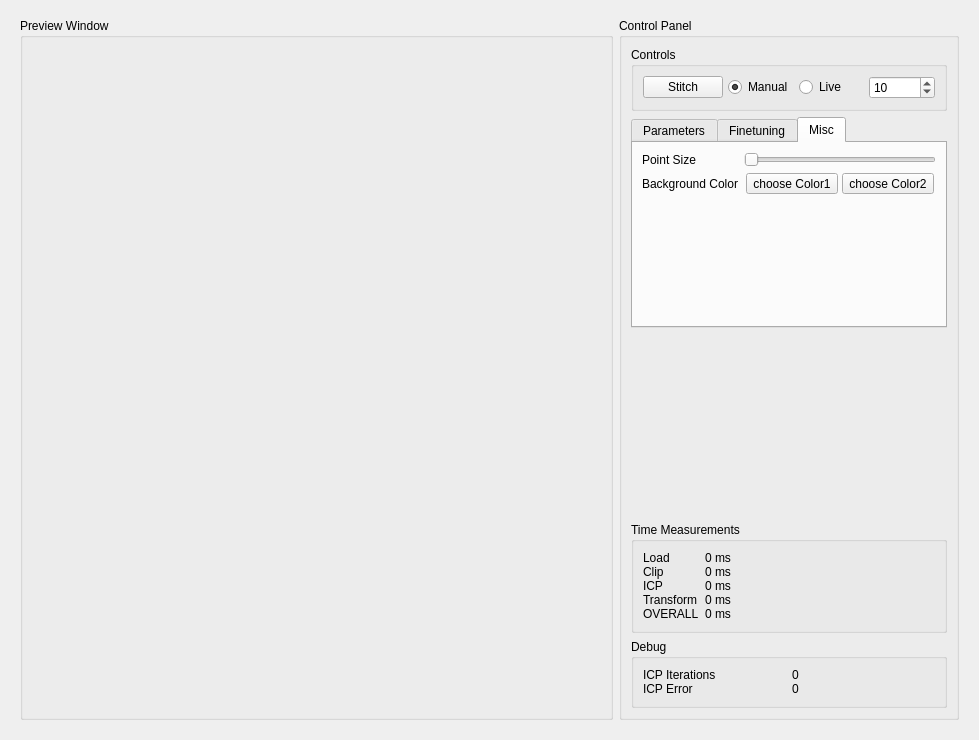
Qt form master/seminar/FastStitching/FastStitchingWidget.ui (anygo/uniprojectsdn) before a commit.
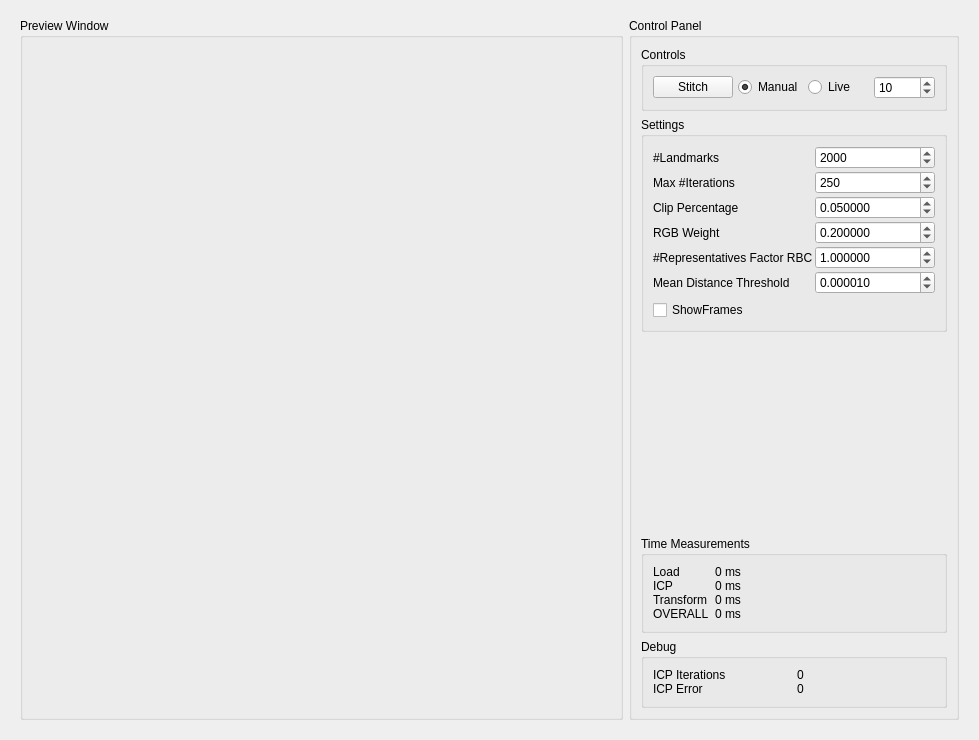
The same form after that commit. The open tabs and pages were chosen to show the change. Custom widgets are drawn as their Qt base class.

Commit message: += Clipping and stubs to implement color. Only need to modify FastStitchingPlugin.cxx and change the CUDARangeToWorld and CUDAExtractLandmarks. Look for "TODO" s when continuing to implement color...

What changed in the file:
```diff
--- a/master/seminar/FastStitching/FastStitchingWidget.ui
+++ b/master/seminar/FastStitching/FastStitchingWidget.ui
@@ -58,7 +58,7 @@
        <widget class="QGroupBox" name="groupBox_2">
         <property name="minimumSize">
          <size>
-          <width>340</width>
+          <width>330</width>
           <height>0</height>
          </size>
         </property>
@@ -144,91 +144,24 @@
           </widget>
          </item>
          <item>
-          <widget class="QTabWidget" name="tabWidget">
-           <property name="sizePolicy">
-            <sizepolicy hsizetype="Preferred" vsizetype="Preferred">
-             <horstretch>0</horstretch>
-             <verstretch>0</verstretch>
-            </sizepolicy>
+          <widget class="QGroupBox" name="groupBox_3">
+           <property name="title">
+            <string>Settings</string>
            </property>
-           <property name="currentIndex">
-            <number>0</number>
-           </property>
-           <widget class="QWidget" name="tab">
-            <attribute name="title">
-             <string>Parameters</string>
-            </attribute>
-            <layout class="QVBoxLayout" name="verticalLayout_5">
+           <layout class="QVBoxLayout" name="verticalLayout">
              <item>
-              <layout class="QGridLayout" name="gridLayout_6">
+             <layout class="QGridLayout" name="gridLayout_5">
                <property name="spacing">
                 <number>2</number>
                </property>
-               <item row="0" column="0">
-                <widget class="QLabel" name="label_2">
-                 <property name="text">
-                  <string>#Landmarks</string>
-                 </property>
-                </widget>
-               </item>
-               <item row="0" column="1">
-                <widget class="QSpinBox" name="m_SpinBoxLandmarks">
-                 <property name="minimum">
-                  <number>10</number>
-                 </property>
-                 <property name="maximum">
-                  <number>65536</number>
-                 </property>
-                 <property name="singleStep">
-                  <number>500</number>
-                 </property>
-                 <property name="value">
-                  <number>2000</number>
-                 </property>
-                </widget>
-               </item>
-              </layout>
-             </item>
-             <item>
-              <widget class="QCheckBox" name="m_CheckBoxShowFrames">
-               <property name="text">
-                <string>ShowFrames</string>
-               </property>
-              </widget>
-             </item>
-             <item>
-              <spacer name="verticalSpacer">
-               <property name="orientation">
-                <enum>Qt::Vertical</enum>
-               </property>
-               <property name="sizeHint" stdset="0">
-                <size>
-                 <width>20</width>
-                 <height>40</height>
-                </size>
-               </property>
-              </spacer>
-             </item>
-            </layout>
-           </widget>
-           <widget class="QWidget" name="tab_3">
-            <attribute name="title">
-             <string>Finetuning</string>
-            </attribute>
-            <layout class="QHBoxLayout" name="horizontalLayout_2">
-             <item>
-              <layout class="QGridLayout" name="gridLayout">
-               <property name="spacing">
-                <number>2</number>
-               </property>
-               <item row="0" column="0">
-                <widget class="QLabel" name="label_3">
+              <item row="1" column="0">
+               <widget class="QLabel" name="label_8">
                  <property name="text">
                   <string>Max #Iterations</string>
                  </property>
                 </widget>
                </item>
-               <item row="0" column="1">
+              <item row="1" column="1">
                 <widget class="QSpinBox" name="m_SpinBoxMaxIterations">
                  <property name="minimum">
                   <number>1</number>
@@ -244,21 +177,21 @@
                  </property>
                 </widget>
                </item>
-               <item row="1" column="0">
-                <widget class="QLabel" name="label_7">
+              <item row="2" column="0">
+               <widget class="QLabel" name="label_9">
                  <property name="text">
                   <string>Clip Percentage</string>
                  </property>
                 </widget>
                </item>
-               <item row="2" column="0">
-                <widget class="QLabel" name="label_11">
+              <item row="3" column="0">
+               <widget class="QLabel" name="label_12">
                  <property name="text">
                   <string>RGB Weight</string>
                  </property>
                 </widget>
                </item>
-               <item row="2" column="1">
+              <item row="3" column="1">
                 <widget class="QDoubleSpinBox" name="m_DoubleSpinBoxRGBWeight">
                  <property name="decimals">
                   <number>6</number>
@@ -277,8 +210,8 @@
                  </property>
                 </widget>
                </item>
-               <item row="3" column="0">
-                <widget class="QLabel" name="label_18">
+              <item row="4" column="0">
+               <widget class="QLabel" name="label_19">
                  <property name="toolTip">
                   <string>only for RBC</string>
                  </property>
@@ -287,7 +220,7 @@
                  </property>
                 </widget>
                </item>
-               <item row="3" column="1">
+              <item row="4" column="1">
                 <widget class="QDoubleSpinBox" name="m_DoubleSpinBoxNrOfRepsFactor">
                  <property name="decimals">
                   <number>6</number>
@@ -306,7 +239,7 @@
                  </property>
                 </widget>
                </item>
-               <item row="1" column="1">
+              <item row="2" column="1">
                 <widget class="QDoubleSpinBox" name="m_DoubleSpinBoxClipPercentage">
                  <property name="decimals">
                   <number>6</number>
@@ -326,19 +259,6 @@
                 </widget>
                </item>
                <item row="5" column="1">
-                <spacer name="verticalSpacer_4">
-                 <property name="orientation">
-                  <enum>Qt::Vertical</enum>
-                 </property>
-                 <property name="sizeHint" stdset="0">
-                  <size>
-                   <width>20</width>
-                   <height>40</height>
-                  </size>
-                 </property>
-                </spacer>
-               </item>
-               <item row="4" column="1">
                 <widget class="QDoubleSpinBox" name="m_DoubleSpinBoxMaxRMS">
                  <property name="frame">
                   <bool>true</bool>
@@ -366,139 +286,46 @@
                  </property>
                 </widget>
                </item>
-               <item row="4" column="0">
-                <widget class="QLabel" name="label_6">
-                 <property name="text">
-                  <string>Mean Distance Threshold</string>
-                 </property>
-                </widget>
-               </item>
-              </layout>
-             </item>
-            </layout>
-           </widget>
-           <widget class="QWidget" name="tab_2">
-            <attribute name="title">
-             <string>Misc</string>
-            </attribute>
-            <layout class="QGridLayout" name="gridLayout_3">
-             <item row="2" column="1">
-              <spacer name="verticalSpacer_2">
-               <property name="orientation">
-                <enum>Qt::Vertical</enum>
-               </property>
-               <property name="sizeHint" stdset="0">
-                <size>
-                 <width>20</width>
-                 <height>40</height>
-                </size>
-               </property>
-              </spacer>
-             </item>
-             <item row="0" column="1">
-              <widget class="QSlider" name="m_HorizontalSliderPointSize">
-               <property name="minimum">
-                <number>1</number>
-               </property>
-               <property name="maximum">
-                <number>25</number>
-               </property>
-               <property name="pageStep">
-                <number>5</number>
-               </property>
-               <property name="orientation">
-                <enum>Qt::Horizontal</enum>
-               </property>
-               <property name="tickPosition">
-                <enum>QSlider::NoTicks</enum>
-               </property>
-              </widget>
-             </item>
-             <item row="1" column="1">
-              <layout class="QHBoxLayout" name="horizontalLayout">
-               <property name="spacing">
-                <number>2</number>
-               </property>
-               <item>
-                <widget class="QToolButton" name="m_ToolButtonChooseBackgroundColor1">
-                 <property name="text">
-                  <string>choose Color1</string>
-                 </property>
-                 <property name="checkable">
-                  <bool>false</bool>
-                 </property>
-                 <property name="checked">
-                  <bool>false</bool>
-                 </property>
-                 <property name="autoRepeat">
-                  <bool>false</bool>
-                 </property>
-                 <property name="autoExclusive">
-                  <bool>false</bool>
-                 </property>
-                 <property name="popupMode">
-                  <enum>QToolButton::DelayedPopup</enum>
-                 </property>
-                 <property name="toolButtonStyle">
-                  <enum>Qt::ToolButtonIconOnly</enum>
-                 </property>
-                 <property name="autoRaise">
-                  <bool>false</bool>
-                 </property>
-                 <property name="arrowType">
-                  <enum>Qt::NoArrow</enum>
-                 </property>
-                </widget>
-               </item>
-               <item>
-                <widget class="QToolButton" name="m_ToolButtonChooseBackgroundColor2">
-                 <property name="text">
-                  <string>choose Color2</string>
-                 </property>
-                 <property name="checkable">
-                  <bool>false</bool>
-                 </property>
-                 <property name="checked">
-                  <bool>false</bool>
-                 </property>
-                 <property name="autoRepeat">
-                  <bool>false</bool>
-                 </property>
-                 <property name="autoExclusive">
-                  <bool>false</bool>
-                 </property>
-                 <property name="popupMode">
-                  <enum>QToolButton::DelayedPopup</enum>
-                 </property>
-                 <property name="toolButtonStyle">
-                  <enum>Qt::ToolButtonIconOnly</enum>
-                 </property>
-                 <property name="autoRaise">
-                  <bool>false</bool>
-                 </property>
-                 <property name="arrowType">
-                  <enum>Qt::NoArrow</enum>
-                 </property>
-                </widget>
-               </item>
-              </layout>
-             </item>
-             <item row="0" column="0">
+              <item row="5" column="0">
               <widget class="QLabel" name="label_10">
                <property name="text">
-                <string>Point Size</string>
+                 <string>Mean Distance Threshold</string>
                </property>
               </widget>
              </item>
-             <item row="1" column="0">
-              <widget class="QLabel" name="label_12">
+              <item row="0" column="1">
+               <widget class="QSpinBox" name="m_SpinBoxLandmarks">
+                <property name="minimum">
+                 <number>10</number>
+                </property>
+                <property name="maximum">
+                 <number>65536</number>
+                </property>
+                <property name="singleStep">
+                 <number>500</number>
+                </property>
+                <property name="value">
+                 <number>2000</number>
+                </property>
+               </widget>
+              </item>
+              <item row="0" column="0">
+               <widget class="QLabel" name="label_2">
                <property name="text">
-                <string>Background Color</string>
+                 <string>#Landmarks</string>
                </property>
               </widget>
              </item>
             </layout>
-           </widget>
+            </item>
+            <item>
+             <widget class="QCheckBox" name="m_CheckBoxShowFrames">
+              <property name="text">
+               <string>ShowFrames</string>
+              </property>
+             </widget>
+            </item>
+           </layout>
           </widget>
          </item>
          <item>
@@ -523,7 +350,7 @@
             <property name="verticalSpacing">
              <number>0</number>
             </property>
-            <item row="3" column="0">
+            <item row="2" column="0">
              <widget class="QLabel" name="label_21">
               <property name="text">
                <string>Transform</string>
@@ -538,13 +365,6 @@
              </widget>
             </item>
             <item row="1" column="0">
-             <widget class="QLabel" name="label_24">
-              <property name="text">
-               <string>Clip</string>
-              </property>
-             </widget>
-            </item>
-            <item row="2" column="0">
              <widget class="QLabel" name="label_22">
               <property name="text">
                <string>ICP</string>
@@ -568,16 +388,6 @@
              </widget>
             </item>
             <item row="1" column="1">
-             <widget class="QLabel" name="m_LabelTimeClip">
-              <property name="frameShadow">
-               <enum>QFrame::Plain</enum>
-              </property>
-              <property name="text">
-               <string>0 ms</string>
-              </property>
-             </widget>
-            </item>
-            <item row="2" column="1">
              <widget class="QLabel" name="m_LabelTimeICP">
               <property name="frameShadow">
                <enum>QFrame::Plain</enum>
@@ -587,7 +397,7 @@
               </property>
              </widget>
             </item>
-            <item row="3" column="1">
+            <item row="2" column="1">
              <widget class="QLabel" name="m_LabelTimeTransform">
               <property name="frameShadow">
                <enum>QFrame::Plain</enum>
@@ -597,14 +407,14 @@
               </property>
              </widget>
             </item>
-            <item row="4" column="0">
+            <item row="3" column="0">
              <widget class="QLabel" name="label_25">
               <property name="text">
                <string>OVERALL</string>
               </property>
              </widget>
             </item>
-            <item row="4" column="1">
+            <item row="3" column="1">
              <widget class="QLabel" name="m_LabelTimeOverall">
               <property name="frameShadow">
                <enum>QFrame::Plain</enum>
```
Left out of the diff: 6 changed lines with no effect on the pictures. Lines whose indentation alone changed are shown as unchanged. The commit also changes 8 other files.
